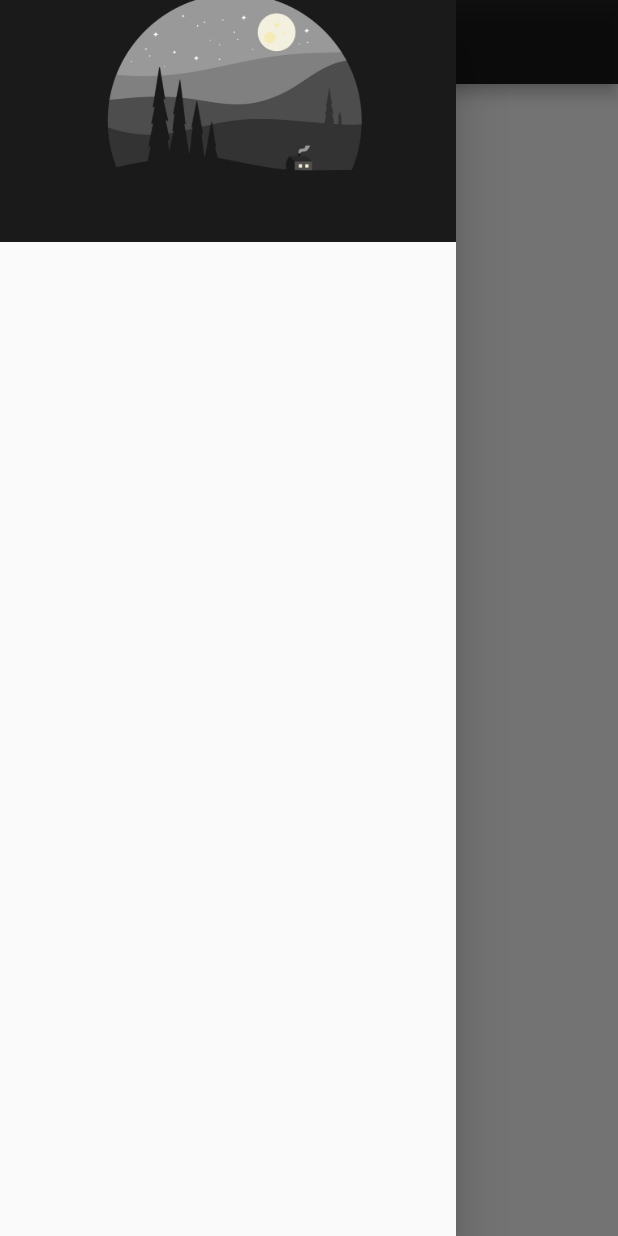
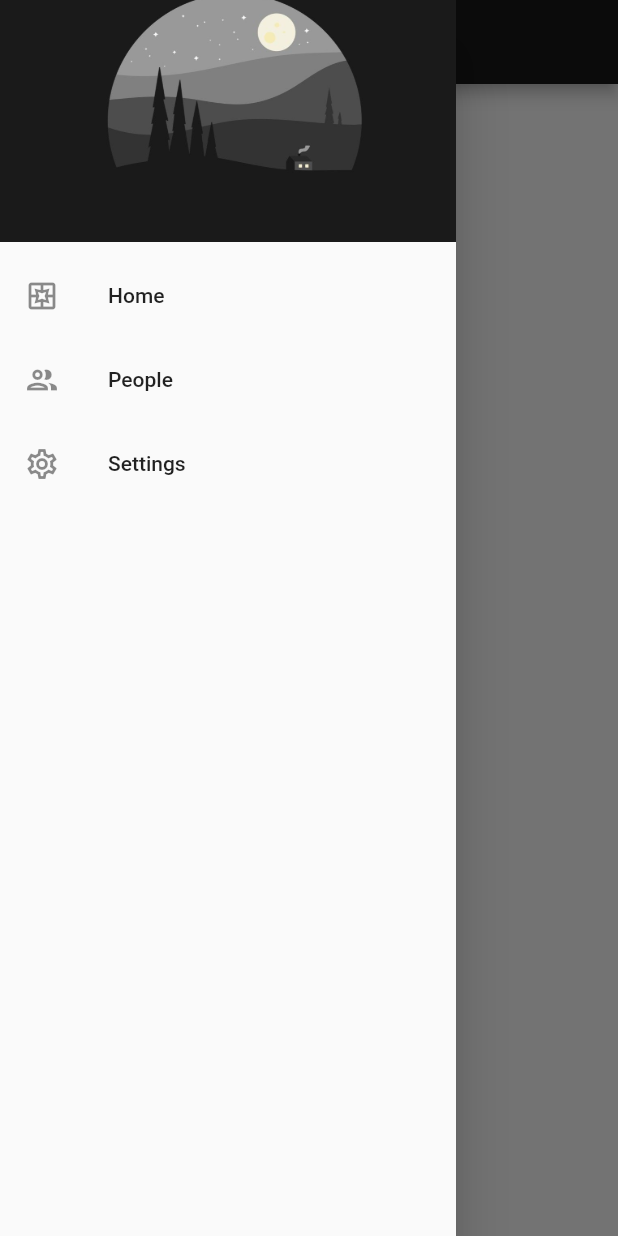
Before and after one commit to NicoCieri10/user_preferences, a Flutter app: the screen it shows after launch, with the side drawer open, on a phone screen of 412 x 824 dp. Run offline on Flutter 3.47's test engine with Material 2 defaults, Android fonts, the light colour scheme and no system bars; our stand-ins replace bloc, flutter_bloc, go_router; missing offline and left inert: appsize; generated files the repository leaves out were written again.

Commit message:
custom drawer working as intended
Now the side menu allows us to navigate between the routes

```diff
--- a/lib/app/view/app.dart
+++ b/lib/app/view/app.dart
@@ -1,10 +1,15 @@
+import 'package:appsize/appsize.dart';
 import 'package:flutter/material.dart';
 import 'package:flutter/services.dart';
 import 'package:go_router/go_router.dart';
 import 'package:user_preference/home/home.dart';
 import 'package:user_preference/settings/settings.dart';
 
-void main() => runApp(MyApp());
+void main() => runApp(
+      AppSize.child(
+        child: MyApp(),
+      ),
+    );
 
 class MyApp extends StatelessWidget {
   MyApp({super.key});
@@ -30,12 +35,14 @@ class MyApp extends StatelessWidget {
     routes: <GoRoute>[
       GoRoute(
         path: '/',
+        name: HomePage.name,
         builder: (context, state) {
           return const HomePage();
         },
       ),
       GoRoute(
         path: '/settings',
+        name: SettingsPage.name,
         builder: (context, state) {
           return const SettingsPage();
         },
--- a/lib/home/view/home_page.dart
+++ b/lib/home/view/home_page.dart
@@ -11,7 +11,7 @@ class HomePage extends StatelessWidget {
     return Scaffold(
       appBar: AppBar(
         title: const Text('Home'),
-        backgroundColor: Colors.black87,
+        backgroundColor: const Color(0xff191919),
       ),
       drawer: CustomDrawer(),
       body: const Center(
--- a/lib/settings/view/settings_page.dart
+++ b/lib/settings/view/settings_page.dart
@@ -1,4 +1,5 @@
 import 'package:flutter/material.dart';
+import 'package:user_preference/widgets/custom_drawer.dart';
 
 class SettingsPage extends StatelessWidget {
   const SettingsPage({super.key});
@@ -10,7 +11,9 @@ class SettingsPage extends StatelessWidget {
     return Scaffold(
       appBar: AppBar(
         title: const Text('Settings'),
+        backgroundColor: const Color(0xff191919),
       ),
+      drawer: const CustomDrawer(),
       body: const Center(
         child: Text('SettingsPage'),
       ),
--- a/lib/widgets/custom_drawer.dart
+++ b/lib/widgets/custom_drawer.dart
@@ -1,4 +1,7 @@
 import 'package:flutter/material.dart';
+import 'package:go_router/go_router.dart';
+import 'package:user_preference/home/home.dart';
+import 'package:user_preference/settings/settings.dart';
 
 class CustomDrawer extends StatelessWidget {
   const CustomDrawer({super.key});
@@ -17,7 +20,26 @@ class CustomDrawer extends StatelessWidget {
               ),
             ),
             child: Container(),
-          )
+          ),
+          ListTile(
+            leading: const Icon(Icons.pages_outlined),
+            title: const Text('Home'),
+            onTap: () {
+              context.replaceNamed(HomePage.name);
+            },
+          ),
+          ListTile(
+            leading: const Icon(Icons.people_outlined),
+            title: const Text('People'),
+            onTap: () {},
+          ),
+          ListTile(
+            leading: const Icon(Icons.settings_outlined),
+            title: const Text('Settings'),
+            onTap: () {
+              context.replaceNamed(SettingsPage.name);
+            },
+          ),
         ],
       ),
     );
--- a/pubspec.yaml
+++ b/pubspec.yaml
@@ -8,6 +8,7 @@ environment:
   flutter: 3.0.5
 
 dependencies:
+  appsize: ^1.2.1
   bloc: ^8.1.0
   flutter:
     sdk: flutter
```
